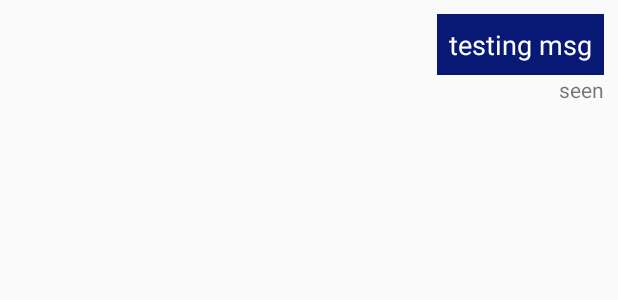
After one commit to Pratishtha123/Chatty, an Android app: the layout message_item_right.xml on its own in the app's theme, with its tools: preview values and no code run, on a phone screen of 412 x 824 dp. The commit adds this screen. Shown: the top 300 px of the screen. Run offline under Robolectric (Android 15) with nearby library versions, the phone set to English and light mode, and no system bars.

Commit message:
Chat page created

```diff
--- /dev/null
+++ b/app/src/main/res/layout/message_item_right.xml
@@ -0,0 +1,46 @@
+<?xml version="1.0" encoding="utf-8"?>
+<RelativeLayout xmlns:android="http://schemas.android.com/apk/res/android"
+    android:layout_width="match_parent"
+    android:layout_height="wrap_content"
+    android:layout_marginLeft="5dp"
+    android:padding="9dp">
+
+    <RelativeLayout
+        android:layout_width="300dp"
+        android:layout_height="wrap_content"
+        android:layout_alignParentEnd="true"
+        android:layout_alignParentRight="true">
+
+        <TextView
+            android:id="@+id/show_text_message"
+            android:layout_width="wrap_content"
+            android:layout_height="wrap_content"
+            android:layout_alignParentEnd="true"
+            android:textColor="#ffffff"
+            android:layout_alignParentRight="true"
+            android:textSize="18sp"
+            android:padding="8dp"
+            android:text="@string/testing_msg"
+            android:background="@color/colorPrimary"/>
+
+        <ImageView
+            android:id="@+id/right_image_view"
+            android:layout_width="100dp"
+            android:layout_height="100dp"
+           android:layout_alignParentEnd="true"
+            android:layout_alignParentRight="true"
+            android:visibility="gone"/>
+
+        <TextView
+            android:id="@+id/text_seen"
+            android:layout_width="wrap_content"
+            android:layout_height="wrap_content"
+            android:layout_alignParentRight="true"
+            android:layout_alignParentEnd="true"
+            android:text="@string/seen"
+            android:layout_below="@id/show_text_message"/>
+
+
+    </RelativeLayout>
+
+</RelativeLayout>
--- a/app/src/main/res/values/strings.xml
+++ b/app/src/main/res/values/strings.xml
@@ -13,4 +13,6 @@
     <string name="enter_your_details">Enter your Details</string>
     <string name="signout">Signout</string>
     <string name="type_your_message">type your message...</string>
+    <string name="testing_msg">testing msg</string>
+    <string name="seen">seen</string>
 </resources>
```
Also changed, not shown: app/src/main/res/layout/message_item_left.xml (added, +40 -0 lines).
